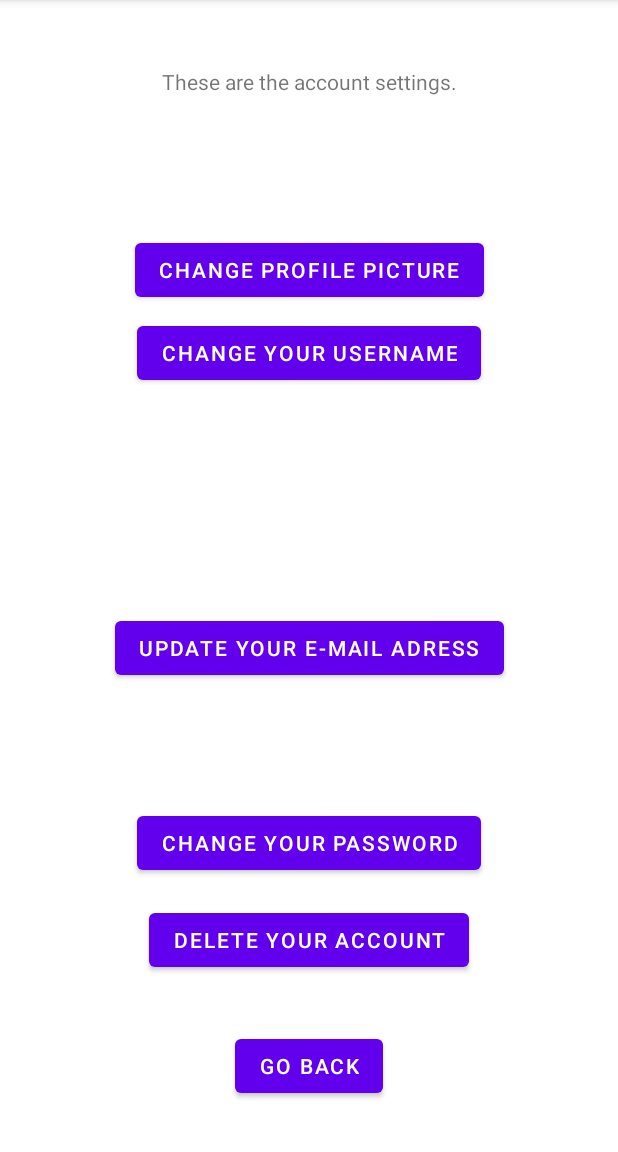
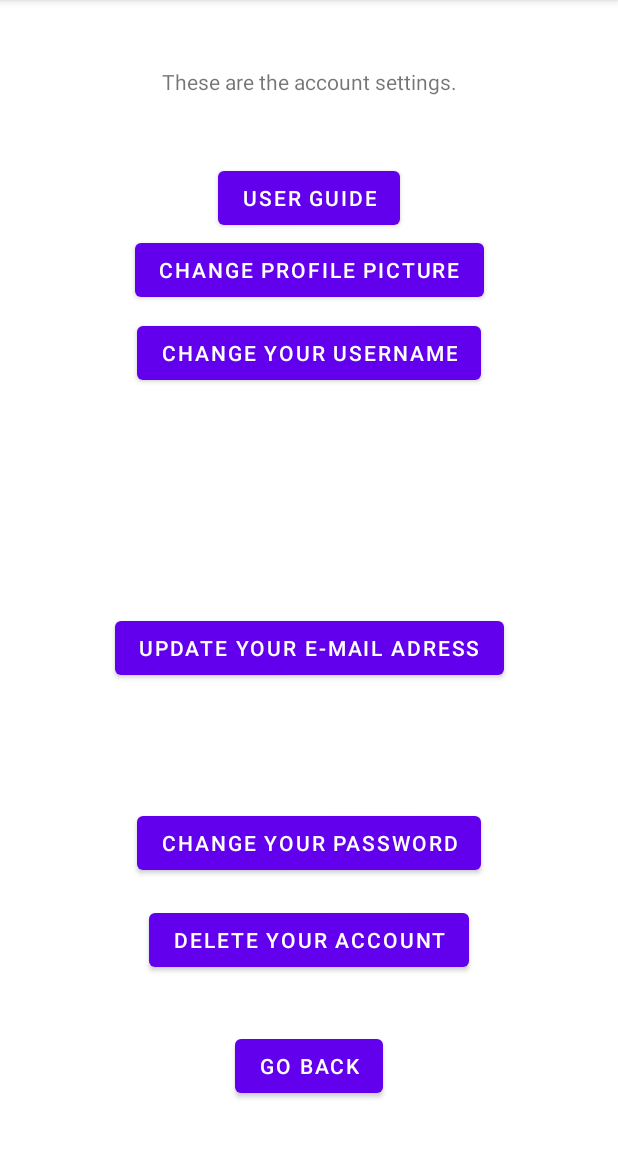
Before and after one commit to emv1300/6001CEM_Individual_Project, an Android app: the ProfileSettings screen opened directly, with no data from a screen before it, on a phone screen of 412 x 824 dp, the part 84-1236 px from its top. Run offline under Robolectric (Android 15) with nearby library versions, the phone set to English and light mode, and no system bars; our stand-ins replace Firebase (no records; nobody signed in at launch, a user with empty details on screens opened directly).

Commit message:
added button for settings user guide

```diff
--- a/app/src/main/java/com/example/a6001cem_artapp/user_account_settings/ProfileSettings.java
+++ b/app/src/main/java/com/example/a6001cem_artapp/user_account_settings/ProfileSettings.java
@@ -16,12 +16,13 @@ import android.widget.Toast;
 
 import com.example.a6001cem_artapp.HomePage;
 import com.example.a6001cem_artapp.R;
+import com.example.a6001cem_artapp.UserGuides;
 import com.google.firebase.auth.FirebaseAuth;
 import com.google.firebase.database.DatabaseReference;
 import com.google.firebase.database.FirebaseDatabase;
 
 public class ProfileSettings extends AppCompatActivity {
-    private Button passReset, usernameReset, emailReset, goBack, profilePicChange, deleteAcc;
+    private Button passReset, usernameReset, emailReset, goBack, profilePicChange, deleteAcc, userGuide;
     private ProgressBar progressBar;
     @Override
     protected void onCreate(Bundle savedInstanceState) {
@@ -34,11 +35,21 @@ public class ProfileSettings extends AppCompatActivity {
         progressBar = findViewById(R.id.progressBarProfileSettings);
         deleteAcc = findViewById(R.id.accountDeletionBT);
         profilePicChange = findViewById(R.id.profileImgBT);
+        userGuide = findViewById(R.id.userGuideProfileSettingsBT);
 
         goBack.setOnClickListener(new View.OnClickListener() {
             @Override
             public void onClick(View v) {
                 Intent intent = new Intent(ProfileSettings.this, HomePage.class);
+                startActivity(intent);
+            }
+        });
+
+        userGuide.setOnClickListener(new View.OnClickListener() {
+            @Override
+            public void onClick(View v) {
+                Intent intent = new Intent(ProfileSettings.this, UserGuides.class);
+                intent.putExtra("UserGuide","show settings guide");
                 startActivity(intent);
             }
         });
--- a/app/src/main/res/layout/activity_profile_settings.xml
+++ b/app/src/main/res/layout/activity_profile_settings.xml
@@ -99,4 +99,13 @@
         app:layout_constraintTop_toTopOf="parent"
         app:layout_constraintVertical_bias="0.328" />
 
+    <Button
+        android:id="@+id/userGuideProfileSettingsBT"
+        android:layout_width="wrap_content"
+        android:layout_height="wrap_content"
+        android:text="User Guide"
+        app:layout_constraintBottom_toTopOf="@+id/profileImgBT"
+        app:layout_constraintEnd_toEndOf="parent"
+        app:layout_constraintStart_toStartOf="parent" />
+
 </androidx.constraintlayout.widget.ConstraintLayout>
```
